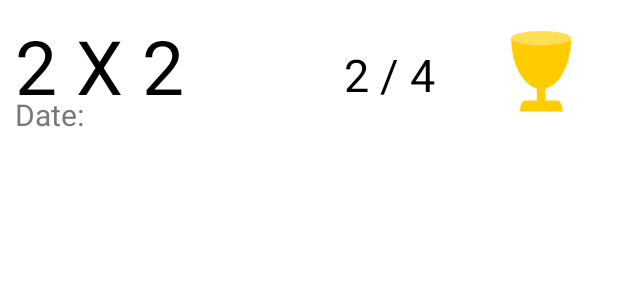
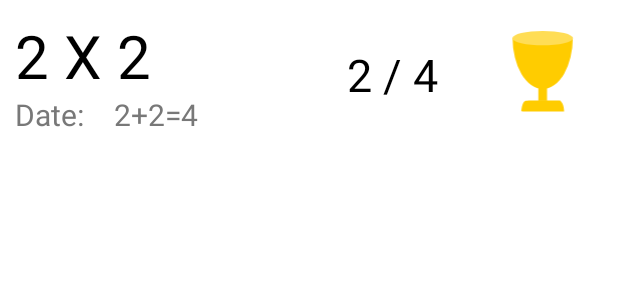
Before and after one commit to Scrip00/Numble, an Android app: the layout history_list_row_left.xml on its own in the app's theme, with its tools: preview values and no code run, on a phone screen of 412 x 824 dp. Shown: the top 300 px of the screen. Run offline under Robolectric (Android 15) with nearby library versions, the phone set to English and light mode, and no system bars.

Commit message:
Updated history list adapter

```diff
--- a/app/src/main/java/com/Scrip0/numble/Adapters/HistoryListAdapter.java
+++ b/app/src/main/java/com/Scrip0/numble/Adapters/HistoryListAdapter.java
@@ -23,7 +23,7 @@ public class HistoryListAdapter extends RecyclerView.Adapter<HistoryListAdapter.
     private final Context context;
 
     public static class ViewHolder extends RecyclerView.ViewHolder {
-        private final TextView gridSizeView, dateView, triesView;
+        private final TextView gridSizeView, dateView, triesView, equationView;
         private final ImageView imageView;
 
         public ViewHolder(View view) {
@@ -33,6 +33,7 @@ public class HistoryListAdapter extends RecyclerView.Adapter<HistoryListAdapter.
             gridSizeView = (TextView) view.findViewById(R.id.grid_size);
             dateView = (TextView) view.findViewById(R.id.date);
             triesView = (TextView) view.findViewById(R.id.tries);
+            equationView = (TextView) view.findViewById(R.id.equation);
 
             imageView = (ImageView) view.findViewById(R.id.imageView);
 
@@ -56,6 +57,10 @@ public class HistoryListAdapter extends RecyclerView.Adapter<HistoryListAdapter.
 
         public ImageView getImageView() {
             return imageView;
+        }
+
+        public TextView getEquationView() {
+            return equationView;
         }
     }
 
@@ -90,6 +95,7 @@ public class HistoryListAdapter extends RecyclerView.Adapter<HistoryListAdapter.
         viewHolder.getGridSizeView().setText(tempModel.getEquation().length() + " X " + tempModel.getCells().length);
         viewHolder.getDateView().setText(tempModel.getTime());
         viewHolder.getTriesView().setText(tempModel.getCurrentRow() + " / " + tempModel.getCells().length);
+        viewHolder.getEquationView().setText(tempModel.getEquation());
         if (!tempModel.isWon())
             viewHolder.getImageView().setImageDrawable(ContextCompat.getDrawable(context, R.drawable.ic_sad_guy));
         else
--- a/app/src/main/java/com/Scrip0/numble/Database/HistoryDaoClass.java
+++ b/app/src/main/java/com/Scrip0/numble/Database/HistoryDaoClass.java
@@ -21,7 +21,7 @@ public interface HistoryDaoClass {
     void deleteData(int key);
 
     // Get last added model
-    @Query("SELECT * FROM user ORDER BY `key` DESC LIMIT 1")
+    @Query("select * from user order by time desc, 'key' desc limit 1")
     HistoryModel selectLast();
 
 }
--- a/app/src/main/java/com/Scrip0/numble/GameActivity.java
+++ b/app/src/main/java/com/Scrip0/numble/GameActivity.java
@@ -20,7 +20,10 @@ import com.Scrip0.numble.Database.HistoryDatabaseClass;
 import com.Scrip0.numble.Database.HistoryModel;
 import com.Scrip0.numble.EquationManagers.EquationGenerator;
 
+import java.text.SimpleDateFormat;
+import java.util.Calendar;
 import java.util.Date;
+import java.util.Locale;
 
 public class GameActivity extends AppCompatActivity {
 
@@ -152,7 +155,8 @@ public class GameActivity extends AppCompatActivity {
         model.setEquation(manager.getEquation());
         model.setFinished(manager.isGameFinished());
         model.setWon(manager.isWon());
-        model.setTime(String.valueOf(new Date().getDate()));
+        SimpleDateFormat sdf = new SimpleDateFormat("MM/dd/yyyy, HH:mm", Locale.getDefault());
+        model.setTime(sdf.format(new Date()));
         model.setCurrentRow(manager.getCurrentRow());
         database.insertData(model);
     }
--- a/app/src/main/java/com/Scrip0/numble/HistoryActivity.java
+++ b/app/src/main/java/com/Scrip0/numble/HistoryActivity.java
@@ -24,6 +24,7 @@ public class HistoryActivity extends AppCompatActivity {
         HistoryDaoClass database = HistoryDatabaseClass.getDatabase(getApplicationContext()).getDao();
 
         List<HistoryModel> games = database.getAllData();
+        if (!games.get(games.size() - 1).isFinished()) games.remove(games.size() - 1);
 
         RecyclerView history_list = findViewById(R.id.history_list);
 
--- a/app/src/main/java/com/Scrip0/numble/MainMenu.java
+++ b/app/src/main/java/com/Scrip0/numble/MainMenu.java
@@ -2,6 +2,7 @@ package com.Scrip0.numble;
 
 import android.content.Intent;
 import android.os.Bundle;
+import android.util.Log;
 import android.view.View;
 import android.widget.Button;
 
@@ -44,6 +45,7 @@ public class MainMenu extends AppCompatActivity {
     private void finishGame() {
         HistoryDaoClass database = HistoryDatabaseClass.getDatabase(getBaseContext().getApplicationContext()).getDao();
         HistoryModel model = database.selectLast();
+        Log.d("LOLPP", model.getEquation());
         if (model != null && !model.isFinished()) {
             new ContinueSavedGameDialog().show(getSupportFragmentManager(), "gamedialog");
         }
--- a/app/src/main/res/layout/history_list_row_left.xml
+++ b/app/src/main/res/layout/history_list_row_left.xml
@@ -9,25 +9,43 @@
         android:id="@+id/grid_size"
         android:layout_width="wrap_content"
         android:layout_height="wrap_content"
-        android:layout_margin="10dp"
-        android:layout_marginStart="20dp"
-        android:layout_marginTop="20dp"
-        android:layout_marginEnd="20dp"
-        android:layout_marginBottom="20dp"
+        android:layout_marginStart="10dp"
+        android:layout_marginTop="10dp"
+        android:layout_marginEnd="10dp"
+        android:layout_marginBottom="10dp"
         android:text="2 X 2"
         android:textColor="@color/black"
-        android:textSize="50sp"
+        android:textSize="40sp"
         tools:ignore="MissingConstraints" />
 
-     <TextView
+    <TextView
         android:id="@+id/date"
         android:layout_width="wrap_content"
         android:layout_height="wrap_content"
+        android:layout_alignParentBottom="true"
+        android:layout_marginStart="10dp"
+        android:layout_marginTop="10dp"
+        android:layout_marginEnd="10dp"
+        android:layout_marginBottom="10dp"
         android:text="Date:"
+        android:textColor="#787878"
         android:textSize="20sp"
-        android:layout_margin="10dp"
+        tools:ignore="MissingConstraints" />
+
+    <TextView
+        android:id="@+id/equation"
+        android:layout_width="150dp"
+        android:layout_height="wrap_content"
+        android:layout_alignParentBottom="true"
+        android:layout_marginStart="10dp"
+        android:layout_marginTop="10dp"
+        android:layout_marginEnd="10dp"
+        android:layout_marginBottom="10dp"
+        android:layout_toStartOf="@+id/imageView"
+        android:layout_toEndOf="@+id/date"
+        android:text="2+2=4"
         android:textColor="#787878"
-        android:layout_alignParentBottom="true"
+        android:textSize="20sp"
         tools:ignore="MissingConstraints" />
 
     <TextView
@@ -35,19 +53,22 @@
         android:layout_width="wrap_content"
         android:layout_height="wrap_content"
         android:layout_centerVertical="true"
+        android:layout_marginEnd="20dp"
         android:layout_toStartOf="@+id/imageView"
         android:text="2 / 4"
-        android:layout_marginEnd="20dp"
         android:textColor="@color/black"
         android:textSize="30sp"
         tools:ignore="MissingConstraints" />
 
     <ImageView
         android:id="@+id/imageView"
-        android:layout_width="wrap_content"
-        android:layout_height="wrap_content"
+        android:layout_width="60dp"
+        android:layout_height="60dp"
         android:layout_alignParentEnd="true"
         android:layout_centerVertical="true"
-        android:layout_margin="20dp"
+        android:layout_marginStart="20dp"
+        android:layout_marginTop="20dp"
+        android:layout_marginEnd="20dp"
+        android:layout_marginBottom="20dp"
         app:srcCompat="@drawable/ic_cup" />
 </RelativeLayout>
```
